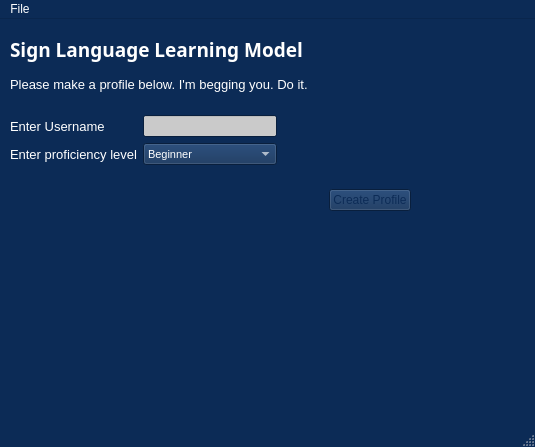
First picture: the form in loginpageGUI.ui, repository WyattShawDal/ENGM-4620-PyProject, before the edit.
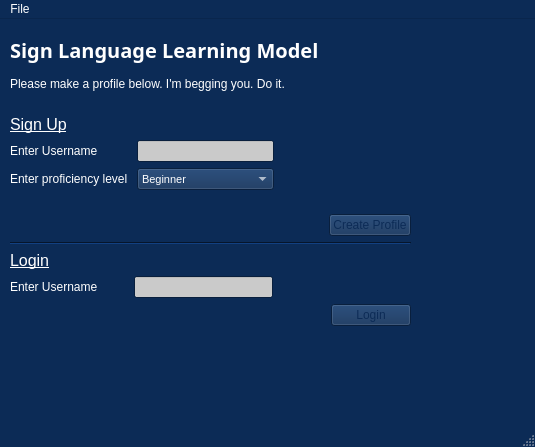
Second picture: the form after the edit.

Commit message: Added login feature for existing users in .pkl database

```diff
--- a/loginpageGUI.ui
+++ b/loginpageGUI.ui
@@ -474,7 +474,7 @@
       <x>10</x>
       <y>10</y>
       <width>471</width>
-      <height>221</height>
+      <height>296</height>
      </rect>
     </property>
     <layout class="QVBoxLayout" name="verticalLayout_4">
@@ -811,7 +811,7 @@
        <property name="font">
         <font>
          <family>Lucida Sans</family>
-         <pointsize>14</pointsize>
+         <pointsize>15</pointsize>
          <weight>75</weight>
          <bold>true</bold>
          <underline>false</underline>
@@ -856,7 +856,7 @@
        </property>
        <property name="font">
         <font>
-         <pointsize>10</pointsize>
+         <pointsize>9</pointsize>
         </font>
        </property>
        <property name="text">
@@ -882,6 +882,19 @@
        <property name="sizeConstraint">
         <enum>QLayout::SetFixedSize</enum>
        </property>
+       <item>
+        <widget class="QLabel" name="label_6">
+         <property name="font">
+          <font>
+           <pointsize>12</pointsize>
+           <underline>true</underline>
+          </font>
+         </property>
+         <property name="text">
+          <string>Sign Up</string>
+         </property>
+        </widget>
+       </item>
        <item>
         <layout class="QHBoxLayout" name="horizontalLayout">
          <item>
@@ -896,7 +909,7 @@
              </property>
              <property name="font">
               <font>
-               <pointsize>10</pointsize>
+               <pointsize>9</pointsize>
               </font>
              </property>
              <property name="text">
@@ -914,7 +927,7 @@
              </property>
              <property name="font">
               <font>
-               <pointsize>10</pointsize>
+               <pointsize>9</pointsize>
               </font>
              </property>
              <property name="text">
@@ -1250,6 +1263,259 @@
        </item>
       </layout>
      </item>
+     <item>
+      <widget class="Line" name="line">
+       <property name="orientation">
+        <enum>Qt::Horizontal</enum>
+       </property>
+      </widget>
+     </item>
+     <item>
+      <widget class="QLabel" name="label_5">
+       <property name="font">
+        <font>
+         <pointsize>12</pointsize>
+         <underline>true</underline>
+        </font>
+       </property>
+       <property name="text">
+        <string>Login</string>
+       </property>
+      </widget>
+     </item>
+     <item>
+      <layout class="QHBoxLayout" name="horizontalLayout_3">
+       <item>
+        <widget class="QLabel" name="label_4">
+         <property name="minimumSize">
+          <size>
+           <width>91</width>
+           <height>16</height>
+          </size>
+         </property>
+         <property name="font">
+          <font>
+           <pointsize>9</pointsize>
+          </font>
+         </property>
+         <property name="text">
+          <string>Enter Username         </string>
+         </property>
+        </widget>
+       </item>
+       <item>
+        <widget class="QLineEdit" name="loginusernameEdit">
+         <property name="minimumSize">
+          <size>
+           <width>113</width>
+           <height>20</height>
+          </size>
+         </property>
+         <property name="palette">
+          <palette>
+           <active>
+            <colorrole role="Text">
+             <brush brushstyle="SolidPattern">
+              <color alpha="255">
+               <red>0</red>
+               <green>0</green>
+               <blue>0</blue>
+              </color>
+             </brush>
+            </colorrole>
+            <colorrole role="PlaceholderText">
+             <brush brushstyle="NoBrush">
+              <color alpha="128">
+               <red>0</red>
+               <green>0</green>
+               <blue>0</blue>
+              </color>
+             </brush>
+            </colorrole>
+           </active>
+           <inactive>
+            <colorrole role="Text">
+             <brush brushstyle="SolidPattern">
+              <color alpha="255">
+               <red>0</red>
+               <green>0</green>
+               <blue>0</blue>
+              </color>
+             </brush>
+            </colorrole>
+            <colorrole role="PlaceholderText">
+             <brush brushstyle="NoBrush">
+              <color alpha="128">
+               <red>0</red>
+               <green>0</green>
+               <blue>0</blue>
+              </color>
+             </brush>
+            </colorrole>
+           </inactive>
+           <disabled>
+            <colorrole role="Text">
+             <brush brushstyle="SolidPattern">
+              <color alpha="255">
+               <red>6</red>
+               <green>21</green>
+               <blue>43</blue>
+              </color>
+             </brush>
+            </colorrole>
+            <colorrole role="PlaceholderText">
+             <brush brushstyle="NoBrush">
+              <color alpha="128">
+               <red>0</red>
+               <green>0</green>
+               <blue>0</blue>
+              </color>
+             </brush>
+            </colorrole>
+           </disabled>
+          </palette>
+         </property>
+         <property name="text">
+          <string/>
+         </property>
+        </widget>
+       </item>
+       <item>
+        <spacer name="horizontalSpacer_3">
+         <property name="orientation">
+          <enum>Qt::Horizontal</enum>
+         </property>
+         <property name="sizeHint" stdset="0">
+          <size>
+           <width>40</width>
+           <height>20</height>
+          </size>
+         </property>
+        </spacer>
+       </item>
+      </layout>
+     </item>
+     <item>
+      <layout class="QHBoxLayout" name="horizontalLayout_4">
+       <item>
+        <spacer name="horizontalSpacer_4">
+         <property name="orientation">
+          <enum>Qt::Horizontal</enum>
+         </property>
+         <property name="sizeHint" stdset="0">
+          <size>
+           <width>40</width>
+           <height>20</height>
+          </size>
+         </property>
+        </spacer>
+       </item>
+       <item>
+        <widget class="QPushButton" name="loginButton">
+         <property name="sizePolicy">
+          <sizepolicy hsizetype="Minimum" vsizetype="Fixed">
+           <horstretch>0</horstretch>
+           <verstretch>0</verstretch>
+          </sizepolicy>
+         </property>
+         <property name="palette">
+          <palette>
+           <active>
+            <colorrole role="Text">
+             <brush brushstyle="SolidPattern">
+              <color alpha="255">
+               <red>12</red>
+               <green>43</green>
+               <blue>86</blue>
+              </color>
+             </brush>
+            </colorrole>
+            <colorrole role="ButtonText">
+             <brush brushstyle="SolidPattern">
+              <color alpha="255">
+               <red>12</red>
+               <green>43</green>
+               <blue>86</blue>
+              </color>
+             </brush>
+            </colorrole>
+            <colorrole role="PlaceholderText">
+             <brush brushstyle="NoBrush">
+              <color alpha="128">
+               <red>12</red>
+               <green>43</green>
+               <blue>86</blue>
+              </color>
+             </brush>
+            </colorrole>
+           </active>
+           <inactive>
+            <colorrole role="Text">
+             <brush brushstyle="SolidPattern">
+              <color alpha="255">
+               <red>12</red>
+               <green>43</green>
+               <blue>86</blue>
+              </color>
+             </brush>
+            </colorrole>
+            <colorrole role="ButtonText">
+             <brush brushstyle="SolidPattern">
+              <color alpha="255">
+               <red>12</red>
+               <green>43</green>
+               <blue>86</blue>
+              </color>
+             </brush>
+            </colorrole>
+            <colorrole role="PlaceholderText">
+             <brush brushstyle="NoBrush">
+              <color alpha="128">
+               <red>12</red>
+               <green>43</green>
+               <blue>86</blue>
+              </color>
+             </brush>
+            </colorrole>
+           </inactive>
+           <disabled>
+            <colorrole role="Text">
+             <brush brushstyle="SolidPattern">
+              <color alpha="255">
+               <red>6</red>
+               <green>21</green>
+               <blue>43</blue>
+              </color>
+             </brush>
+            </colorrole>
+            <colorrole role="ButtonText">
+             <brush brushstyle="SolidPattern">
+              <color alpha="255">
+               <red>6</red>
+               <green>21</green>
+               <blue>43</blue>
+              </color>
+             </brush>
+            </colorrole>
+            <colorrole role="PlaceholderText">
+             <brush brushstyle="NoBrush">
+              <color alpha="128">
+               <red>12</red>
+               <green>43</green>
+               <blue>86</blue>
+              </color>
+             </brush>
+            </colorrole>
+           </disabled>
+          </palette>
+         </property>
+         <property name="text">
+          <string>Login</string>
+         </property>
+        </widget>
+       </item>
+      </layout>
+     </item>
     </layout>
    </widget>
   </widget>
```
The commit also changes 2 other files.
